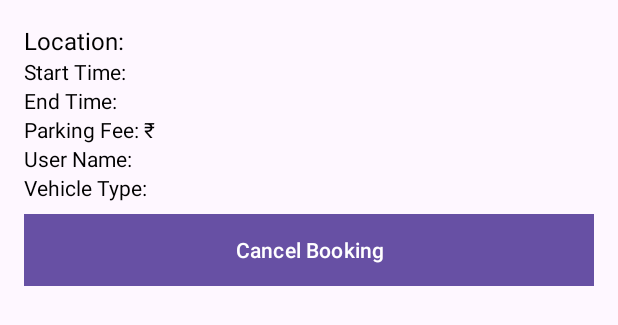
After one commit to Santrokal/Vehicle_Parking_Booking_System, an Android app: the layout item_booking.xml on its own in the app's theme, with its tools: preview values and no code run, on a phone screen of 412 x 824 dp. The commit adds this screen. Shown: the top 325 px of the screen. Run offline under Robolectric (Android 15) with nearby library versions, the phone set to English and light mode, and no system bars.

Commit message:
working project

```diff
--- a/app/build.gradle.kts
+++ b/app/build.gradle.kts
@@ -38,6 +38,7 @@ dependencies {
     implementation("com.google.android.material:material:1.12.0")
     implementation("androidx.constraintlayout:constraintlayout:2.2.0")
     implementation("com.google.firebase:firebase-auth:23.1.0")
+    implementation("androidx.recyclerview:recyclerview:1.3.2")
     testImplementation("junit:junit:4.13.2")
     androidTestImplementation("androidx.test.ext:junit:1.2.1")
     androidTestImplementation("androidx.test.espresso:espresso-core:3.6.1")
@@ -45,6 +46,7 @@ dependencies {
     implementation ("com.google.firebase:firebase-database:20.2.2")
     implementation ("com.razorpay:checkout:1.6.21")
     implementation ("com.google.android.gms:play-services-maps:18.1.0")
+    implementation ("androidx.recyclerview:recyclerview:1.2.1")
 
 
 }
--- /dev/null
+++ b/app/src/main/res/layout/item_booking.xml
@@ -0,0 +1,67 @@
+<!-- item_booking.xml -->
+<LinearLayout xmlns:android="http://schemas.android.com/apk/res/android"
+    android:layout_width="match_parent"
+    android:layout_height="wrap_content"
+    android:orientation="vertical"
+    android:padding="16dp"
+    android:background="?android:attr/selectableItemBackground"
+    android:layout_marginBottom="8dp">
+
+    <TextView
+        android:id="@+id/textViewLocation"
+        android:layout_width="wrap_content"
+        android:layout_height="wrap_content"
+        android:text="Location: "
+        android:textSize="16sp"
+        android:textColor="@android:color/black" />
+
+    <TextView
+        android:id="@+id/textViewStartTime"
+        android:layout_width="wrap_content"
+        android:layout_height="wrap_content"
+        android:text="Start Time: "
+        android:textSize="14sp"
+        android:textColor="@android:color/black" />
+
+    <TextView
+        android:id="@+id/textViewEndTime"
+        android:layout_width="wrap_content"
+        android:layout_height="wrap_content"
+        android:text="End Time: "
+        android:textSize="14sp"
+        android:textColor="@android:color/black" />
+
+    <TextView
+        android:id="@+id/textViewParkingFee"
+        android:layout_width="wrap_content"
+        android:layout_height="wrap_content"
+        android:text="Parking Fee: ₹"
+        android:textSize="14sp"
+        android:textColor="@android:color/black" />
+
+    <TextView
+        android:id="@+id/textViewUserName"
+        android:layout_width="wrap_content"
+        android:layout_height="wrap_content"
+        android:text="User Name: "
+        android:textSize="14sp"
+        android:textColor="@android:color/black" />
+
+    <TextView
+        android:id="@+id/textViewVehicleType"
+        android:layout_width="wrap_content"
+        android:layout_height="wrap_content"
+        android:text="Vehicle Type: "
+        android:textSize="14sp"
+        android:textColor="@android:color/black" />
+
+    <!-- Cancel Button -->
+    <Button
+        android:id="@+id/btnCancelBooking"
+        android:layout_width="match_parent"
+        android:layout_height="wrap_content"
+        android:text="Cancel Booking"
+        android:textColor="@android:color/white"
+        android:background="@android:color/holo_red_dark"
+        android:layout_marginTop="8dp"/>
+</LinearLayout>
--- /dev/null
+++ b/app/src/main/res/values/refs.xml
@@ -0,0 +1,2 @@
+<?xml version="1.0" encoding="utf-8"?>
+<resources></resources>
```
Also changed, not shown: app/src/main/java/com/example/vehicle_parking_booking_system/Booking.java (added, +50 -0 lines), app/src/main/java/com/example/vehicle_parking_booking_system/BookingAdapter.java (added, +69 -0 lines), app/src/main/java/com/example/vehicle_parking_booking_system/Cancel_Parking.java (+96 -1 lines), app/src/main/res/layout/activity_cancel_parking.xml (+24 -6 lines).
